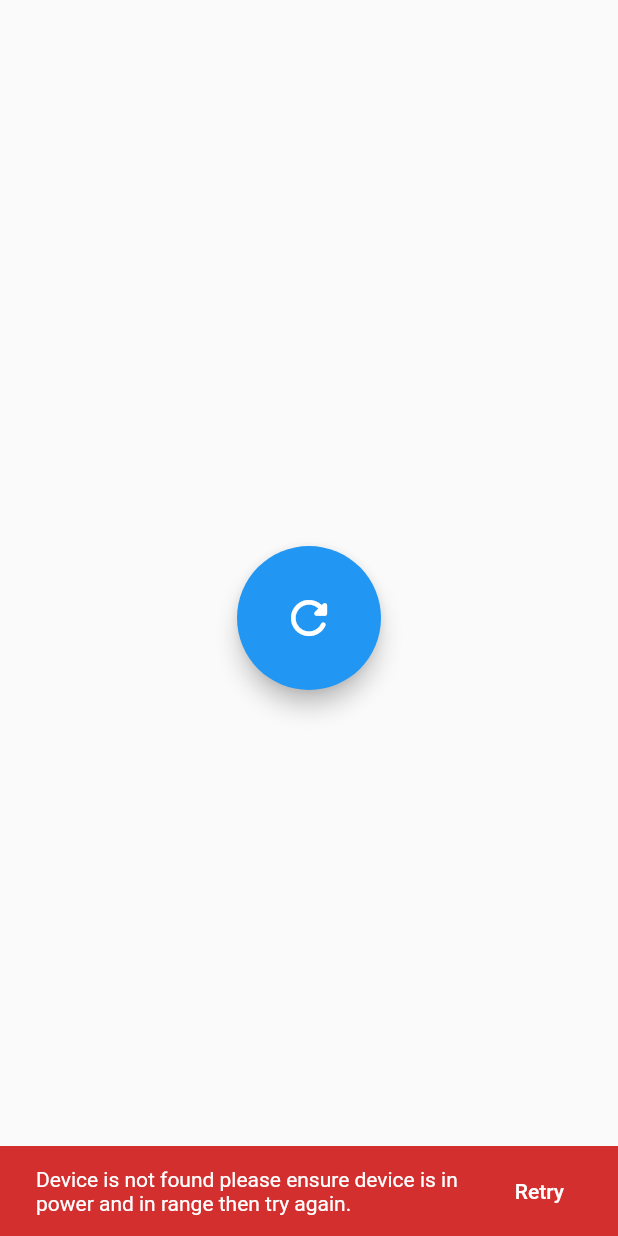
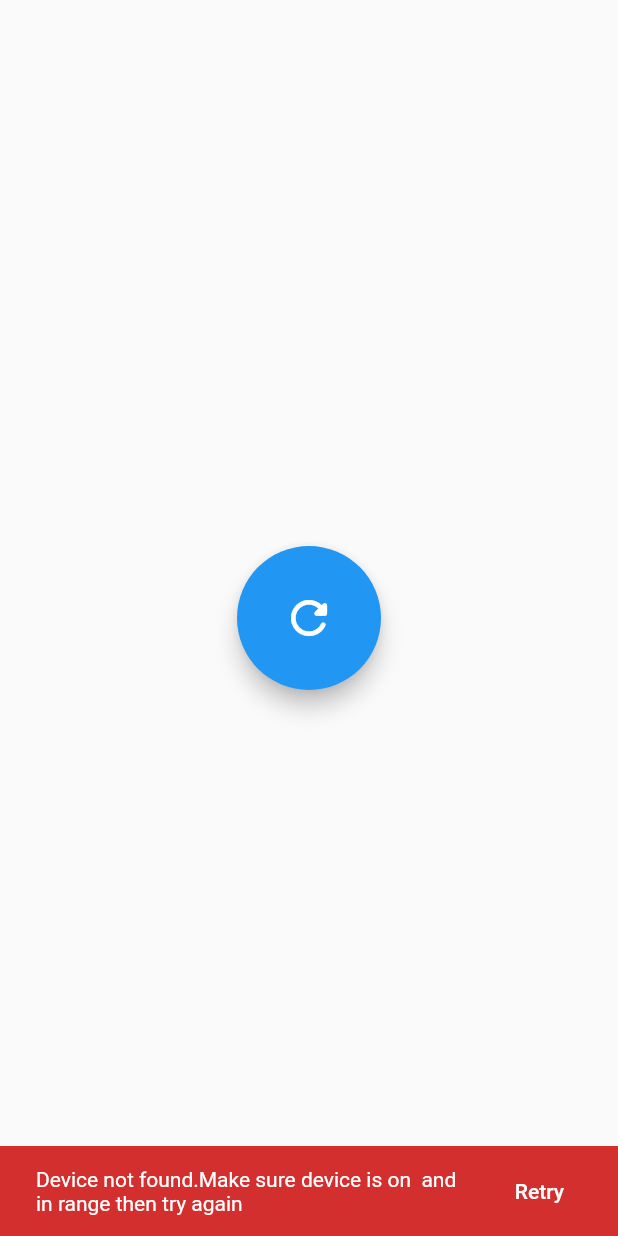
Before and after one commit to vetamers/tialink_flutter_demo, a Flutter app: the SearchingDeviceView widget shown alone on an empty page, opened directly with empty values, after a tap on the "refresh" icon, on a phone screen of 412 x 824 dp. Run offline on Flutter 3.47's test engine with Material 2 defaults, Android fonts, the phone set to English and light mode, and no system bars; our stand-ins replace bloc, equatable, flutter_bloc, flutter_bluetooth_serial, flutter_spinkit, flutter_svg and 6 more; missing offline and left inert: otp_autofill, signal_strength_indicator; accounts and stored records are empty; generated files the repository leaves out were written again.

Commit message:
`permission_bloc.dart` separated from `search_device_bloc.dart`

```diff
--- /dev/null
+++ b/lib/core/permission/bloc/permission_event.dart
@@ -0,0 +1,20 @@
+part of 'permission_bloc.dart';
+
+enum PermissionEvents {
+  checkPermission,
+  requestPermission,
+}
+
+@immutable
+class PermissionEvent extends Equatable {
+  final PermissionEvents value;
+  final int permissionCode;
+
+  const PermissionEvent._(this.value,this.permissionCode);
+
+  factory PermissionEvent.checkPermission(int permissionCode) => PermissionEvent._(PermissionEvents.checkPermission, permissionCode);
+  factory PermissionEvent.requestPermission(int permissionCode) => PermissionEvent._(PermissionEvents.requestPermission, permissionCode);
+
+  @override
+  List<Object?> get props => [value];
+}
--- /dev/null
+++ b/lib/core/permission/bloc/permission_state.dart
@@ -0,0 +1,19 @@
+part of 'permission_bloc.dart';
+
+enum PermissionStatus {
+  initial,
+  denied,
+  granted,
+  shouldShowRequestRationale,
+  permanentlyDenied
+}
+
+@immutable
+class PermissionState extends Equatable {
+  final PermissionStatus value;
+
+  const PermissionState(this.value);
+
+  @override
+  List<Object?> get props => [value];
+}
--- a/lib/main.dart
+++ b/lib/main.dart
@@ -2,6 +2,7 @@ import 'package:auth/auth.dart';
 import 'package:flutter/material.dart';
 import 'package:flutter_bloc/flutter_bloc.dart';
 import 'package:hive_flutter/hive_flutter.dart';
+import 'package:permission_handler/permission_handler.dart';
 import 'package:tialink/auth/phone/phone_verification_bloc.dart';
 import 'package:tialink/bloc_observer.dart';
 import 'package:tialink/pages/login_page.dart';
@@ -59,7 +60,7 @@ class _TiaLinkState extends State<TiaLink> {
               }
             }
           } else {
-            return Scaffold();
+            return Text("Not implemented: ${snapshot.connectionState}");
           }
         },
       ),
--- a/lib/wizard/bloc/search/search_device_bloc.dart
+++ b/lib/wizard/bloc/search/search_device_bloc.dart
@@ -15,37 +15,9 @@ class SearchDeviceBloc extends Bloc<SearchDeviceEvent, SearchDeviceState> {
   SearchDeviceBloc(this._bluetoothBloc) : super(const SearchDeviceState(SearchDeviceStatus.initial)) {
 
     on<SearchDeviceEvent>((event, emit) {
-      switch (event.e){
-        case SearchDeviceEvents.showPermissionDialog:
-          return _requestPermission(event,emit);
-        case SearchDeviceEvents.checkPermission:
-          return _checkPermission(event,emit);
-      }
+
     });
   }
 
-  Future<void> _checkPermission(SearchDeviceEvent event,Emitter emitter) async {
-    if (await Permission.location.isDenied){
-      if(await Permission.location.shouldShowRequestRationale){
-        emitter(const SearchDeviceState(SearchDeviceStatus.permissionShowRequestRationale));
-      }else{
-        emitter(SearchDeviceState.permissionDenied());
-      }
-    }else{
-      emitter(SearchDeviceState.permissionAccepted());
-      _bluetoothBloc.add(BluetoothDiscoveryEvent());
-    }
-  }
 
-  Future<void> _requestPermission(SearchDeviceEvent event,Emitter emitter) async {
-    var request = await Permission.location.request();
-
-    if (request == PermissionStatus.granted){
-      emitter(SearchDeviceState.permissionAccepted());
-    }else if (request == PermissionStatus.permanentlyDenied){
-      emitter(const SearchDeviceState(SearchDeviceStatus.permissionPermanentlyDenied));
-    }else{
-      emitter(SearchDeviceState.permissionDenied());
-    }
-  }
 }
--- a/lib/wizard/view/search_device_view.dart
+++ b/lib/wizard/view/search_device_view.dart
@@ -1,4 +1,3 @@
-
 import 'dart:developer';
 
 import 'package:flutter/material.dart';
@@ -6,153 +5,141 @@ import 'package:flutter_bloc/flutter_bloc.dart';
 import 'package:flutter_spinkit/flutter_spinkit.dart';
 import 'package:permission_handler/permission_handler.dart';
 import 'package:signal_strength_indicator/signal_strength_indicator.dart';
-import 'package:flutter_bluetooth_serial/flutter_bluetooth_serial.dart' as bluetooth;
+import 'package:flutter_bluetooth_serial/flutter_bluetooth_serial.dart'
+    as bluetooth;
+import 'package:tialink/core/permission/view/permission_view.dart';
 
 import '../../bluetooth/bluetooth_bloc.dart';
+import '../../core/permission/bloc/permission_bloc.dart';
 import '../../widgets/bluetooth_searching_loading.dart';
 import '../bloc/search/search_device_bloc.dart';
 
 class SearchingDeviceView extends StatefulWidget {
   final VoidCallback? Function() onDone;
-  const SearchingDeviceView({ Key? key, required this.onDone }) : super(key: key);
+  const SearchingDeviceView({Key? key, required this.onDone}) : super(key: key);
 
   @override
   _SearchingDeviceViewState createState() => _SearchingDeviceViewState();
 }
 
-class _SearchingDeviceViewState extends State<SearchingDeviceView> with WidgetsBindingObserver {
-  late WidgetsBinding? _widgetsBinding;
-
+class _SearchingDeviceViewState extends State<SearchingDeviceView> {
   @override
   void initState() {
-    if (context.read<BluetoothBloc>().state.value != BluetoothStatus.connected){
-      context.read<SearchDeviceBloc>().add(const SearchDeviceEvent(SearchDeviceEvents.checkPermission));
+    if (context.read<BluetoothBloc>().state.value !=
+        BluetoothStatus.connected) {
+      context.read<BluetoothBloc>().add(BluetoothDiscoveryEvent());
     }
-
-    _widgetsBinding = WidgetsBinding.instance;
-
-    _widgetsBinding?.addObserver(this);
 
     super.initState();
   }
 
   @override
-  void dispose() {
-    WidgetsBinding.instance?.removeObserver(this);
-    super.dispose();
+  Widget build(BuildContext context) {
+    return FutureBuilder(
+      future: Permission.location.isGranted,
+      builder: (context, snapshot) {
+        if (snapshot.connectionState == ConnectionState.done) {
+          if ((snapshot.data) as bool) {
+            return BlocConsumer<BluetoothBloc, BluetoothState>(
+              listener: (context, state) {
+                switch (state.value) {
+                  case BluetoothStatus.deviceNotFound:
+                    ScaffoldMessenger.of(context).showSnackBar(SnackBar(
+                      content: Text(
+                          "Device not found.Make sure device is on  and in range then try again"),
+                      backgroundColor: Theme.of(context).errorColor,
+                      duration: Duration(seconds: 6),
+                      action: SnackBarAction(
+                        label: "Retry",
+                        onPressed: () {
+                          context
+                              .read<BluetoothBloc>()
+                              .add(BluetoothDiscoveryEvent());
+                        },
+                        textColor: Colors.white,
+                      ),
+                    ));
+                    break;
+                  case BluetoothStatus.connected:
+                    ScaffoldMessenger.of(context).showSnackBar(const SnackBar(
+                      content: Text("We found your device."),
+                      backgroundColor: Colors.green,
+                    ));
+
+                    Future.delayed(Duration(seconds: 1))
+                        .then((value) => widget.onDone());
                 }
-
-  @override
-  Widget build(BuildContext context) {
-    return BlocBuilder<SearchDeviceBloc, SearchDeviceState>(
+              },
               builder: (context, state) {
-          switch (state.status){
-            case SearchDeviceStatus.permissionNeeded:
-              return _requestPermissionDialog();
-            case SearchDeviceStatus.permissionShowRequestRationale:
-              return _requestPermissionDialog();
-            case SearchDeviceStatus.permissionDenied:
-              return _permissionDenied();
-            case SearchDeviceStatus.permissionAccept:
-              return BlocBuilder<BluetoothBloc, BluetoothState>(
-                builder: (context, state) {
-                  switch (state.value){
-                    case BluetoothStatus.initial:
-                      return _progressBar();
+                switch (state.value) {
                   case BluetoothStatus.discovering:
                     return _discovering();
+                  case BluetoothStatus.deviceNotFound:
+                    return _deviceNotFound();
                   case BluetoothStatus.deviceFound:
-                      return _deviceFound((state as BluetoothStateDeviceFound).result);
-                    case BluetoothStatus.deviceNotFound:
-                      _widgetsBinding?.addPostFrameCallback((timeStamp) {
-                        ScaffoldMessenger.of(context).showSnackBar(
-                            SnackBar(
-                              content: Text("Device is not found please ensure device is in power and in range then try again."),
-                              action: SnackBarAction(label: "Retry",onPressed: (){ context.read<BluetoothBloc>().add(BluetoothDiscoveryEvent()); },textColor: Colors.white,),
-                              backgroundColor: Theme.of(context).errorColor,
-                              dismissDirection: DismissDirection.none,
-                              duration: Duration(seconds: 6),
-                            )
-                        );
-                      });
-                      return _deviceNotFound();
+                    return _deviceFound(
+                        (state as BluetoothStateDeviceFound).result);
                   case BluetoothStatus.connected:
                     return _deviceConnected();
-                    default: return Text("Not implemented: $state");
+                  default:
+                    return Text("${state.value}");
                 }
               },
             );
-            case SearchDeviceStatus.permissionPermanentlyDenied:
-              return _permissionDenied(true);
-            default: return Text("Not implemented");
+          } else {
+            return BlocProvider<PermissionBloc>(
+              create: (context) => PermissionBloc(),
+              child: PermissionView(
+                permissionCode: Permission.location.value,
+                onPermissionGranted: () {
+                  setState(() {});
+                },
+              ),
+            );
           }
+        } else {
+          return _progressBar();
         }
+      },
     );
   }
 
-  Widget _requestPermissionDialog() {
-    return AlertDialog(
-        title: Text("Permission Needed"),
-        content: Text("We need location permission for searching your nearby bluetooth devices"),
-        actions: [
-          TextButton(onPressed: () {
-            context.read<SearchDeviceBloc>().add(const SearchDeviceEvent(SearchDeviceEvents.showPermissionDialog));
-          }, child: Text("OK"))
-        ]
-    );
-  }
-
-  Widget _permissionDenied([bool isPermanentlyDenied = false]) {
-    WidgetsBinding.instance?.addPostFrameCallback((timeStamp) {
-      ScaffoldMessenger.of(context).showSnackBar(SnackBar(
-        content: Text(isPermanentlyDenied
-            ? "Permission denied permanently"
-            : "Permission Denied"),
-        backgroundColor: Theme.of(context).errorColor,
-      ));
-    });
-
-    return Center(
-      child: Column(
-        mainAxisAlignment: MainAxisAlignment.center,
-        children: [
-          Text(isPermanentlyDenied ? "We need location permission to continue.\nOpen setting and give access with button blow" : "We need location permission to continue.\nGive us access with button blow",textAlign: TextAlign.center),
-          const SizedBox(height: 15,),
-          ElevatedButton.icon(onPressed: () => {
-            isPermanentlyDenied ? openAppSettings() : context.read<SearchDeviceBloc>().add(SearchDeviceEvent(SearchDeviceEvents.showPermissionDialog))
-          }, icon: Icon(isPermanentlyDenied ? Icons.settings : Icons.security), label: Text(isPermanentlyDenied ? "Open Setting" : "Give Permission"))
-        ],
-      ),
-    );
-  }
-
-  Widget _progressBar(){
+  Widget _progressBar() {
     return Center(child: CircularProgressIndicator());
   }
 
-  Widget _discovering(){
+  Widget _discovering() {
     return Center(
       child: BluetoothSearchingLoading(),
     );
   }
 
-  Widget _deviceFound(bluetooth.BluetoothDiscoveryResult result){
+  Widget _deviceFound(bluetooth.BluetoothDiscoveryResult result) {
     context.read<BluetoothBloc>().add(BluetoothConnectEvent(result.device));
     log(result.rssi.toString());
     return Center(
       child: Column(
         mainAxisAlignment: MainAxisAlignment.center,
         children: [
-          SpinKitDualRing(color: Colors.blue,size: 50),
-          SizedBox(height: 25,),
-          Text("Connecting...",style: Theme.of(context).textTheme.headlineSmall,),
-          SizedBox(height: 25,),
+          SpinKitDualRing(color: Colors.blue, size: 50),
+          SizedBox(
+            height: 25,
+          ),
+          Text(
+            "Connecting...",
+            style: Theme.of(context).textTheme.headlineSmall,
+          ),
+          SizedBox(
+            height: 25,
+          ),
           Row(
             mainAxisAlignment: MainAxisAlignment.center,
             crossAxisAlignment: CrossAxisAlignment.end,
             children: [
               Text("Signal:"),
-              SizedBox(width: 10,),
+              SizedBox(
+                width: 10,
+              ),
               SignalStrengthIndicator.bars(
                 value: result.rssi,
                 barCount: 4,
@@ -172,11 +159,11 @@ class _SearchingDeviceViewState extends State<SearchingDeviceView> with WidgetsB
     );
   }
 
-  Widget _deviceNotFound(){
+  Widget _deviceNotFound() {
     return Center(
       child: BluetoothSearchingLoading(
         showAnimation: false,
-        onClick: (){
+        onClick: () {
           context.read<BluetoothBloc>().add(BluetoothDiscoveryEvent());
         },
         iconData: Icons.refresh_rounded,
@@ -184,35 +171,22 @@ class _SearchingDeviceViewState extends State<SearchingDeviceView> with WidgetsB
     );
   }
 
-  Widget _deviceConnected(){
-    return FutureBuilder(
-      future: Future.delayed(Duration(seconds: 1)),
-      builder: (context,snapshot){
-        if (snapshot.connectionState == ConnectionState.done){
-          _widgetsBinding!.addPostFrameCallback((timeStamp) {
-            widget.onDone();
-          });
-          return _progressBar();
-        }else{
+  Widget _deviceConnected() {
     return Center(
       child: Column(
+        mainAxisAlignment: MainAxisAlignment.center,
         children: const [
-                FloatingActionButton.large(onPressed: null,child: Icon(Icons.check_circle_rounded),backgroundColor: Colors.green,),
-                SizedBox(height: 25,),
+          FloatingActionButton.large(
+            onPressed: null,
+            child: Icon(Icons.check_circle_rounded),
+            backgroundColor: Colors.green,
+          ),
+          SizedBox(
+            height: 25,
+          ),
           Text("We connected to device,now you can go to next step")
         ],
       ),
     );
   }
-      },
-    );
 }
-
-  @override
-  void didChangeAppLifecycleState(AppLifecycleState state) {
-    var bloc = context.read<SearchDeviceBloc>();
-    if (state == AppLifecycleState.resumed && bloc.state.status == SearchDeviceStatus.permissionPermanentlyDenied){
-      bloc.add(SearchDeviceEvent(SearchDeviceEvents.showPermissionDialog));
-    }
-  }
-}
```
Also changed, not shown: lib/core/permission/bloc/permission_bloc.dart (added, +52 -0 lines), lib/core/permission/view/permission_view.dart (added, +112 -0 lines), lib/wizard/view/wizard_page.dart (+51 -23 lines). Lines whose indentation alone changed are shown as unchanged.
